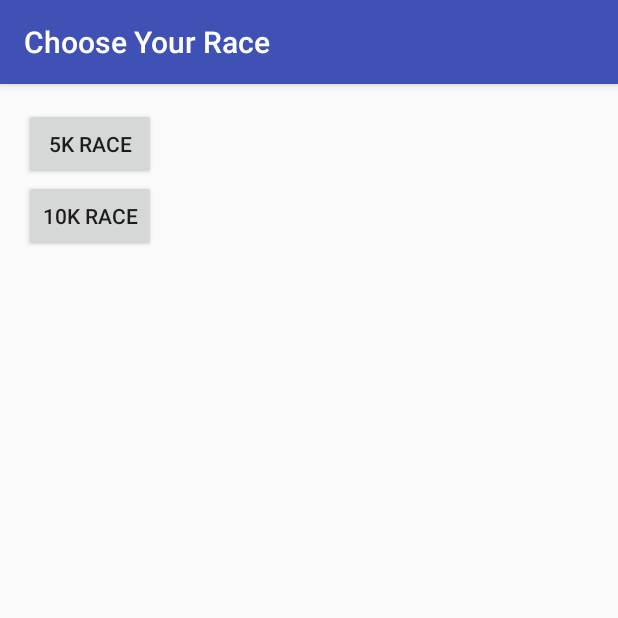
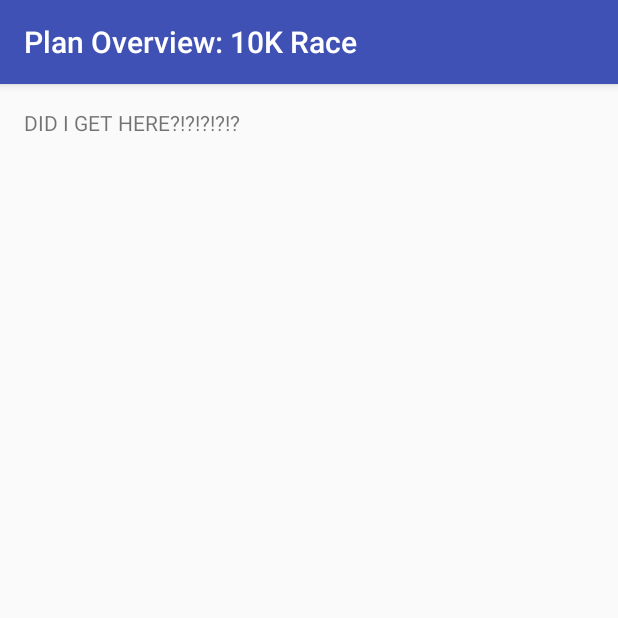
Before and after one commit to heenana/RunningApp, an Android app: the screen it shows after launch (MainActivity before the commit, PlanOverview after it), after a tap on "10K RACE", on a phone screen of 412 x 824 dp, the top half of it. Run offline under Robolectric (Android 15) with nearby library versions, the phone set to English and light mode, and no system bars.

Commit message:
Made it so pressing buttons takes you to a new activity where the plan overview knows what race you chose

```diff
--- a/app/src/main/java/heenan/runningapp/MainActivity.java
+++ b/app/src/main/java/heenan/runningapp/MainActivity.java
@@ -1,6 +1,7 @@
 package heenan.runningapp;
 
 import android.content.Context;
+import android.content.Intent;
 import android.support.v7.app.AppCompatActivity;
 import android.os.Bundle;
 import android.view.View;
@@ -18,10 +19,10 @@ public class MainActivity extends AppCompatActivity {
         setContentView(R.layout.activity_main);
         setTitle(R.string.choose_race);
 
-        race_options_buttons = new Button[2];
+        race_options_buttons = new Button[5];
 
 
-        final int[] BUTTON_IDS = {R.id.chose_5k, R.id.chose_10k};
+        final int[] BUTTON_IDS = {R.id.chose_5k, R.id.chose_10k, R.id.chose_15k, R.id.chose_halfmarathon, R.id.chose_marathon};
 
         for (int i = 0; i < BUTTON_IDS.length; i++) {
             race_options_buttons[i] = (Button) findViewById(BUTTON_IDS[i]);
@@ -42,21 +43,47 @@ public class MainActivity extends AppCompatActivity {
             int duration = Toast.LENGTH_SHORT;
             Toast toast = Toast.makeText(context, text, duration);
 
+            Bundle b = new Bundle();
+            Intent i = new Intent(MainActivity.this, PlanOverview.class);
+
+
             switch (view.getId()) {
                 case R.id.chose_5k:
 
-                    text = "5k chosen!!";
-                    toast = Toast.makeText(context, text, duration);
-                    toast.show();
+
+                    b.putString("race_type",getString(R.string.race_5k));
+                    i.putExtras(b);
+                    startActivity(i);
+
                     break;
                 case R.id.chose_10k:
                     // do stuff
 
+                    b.putString("race_type",getString(R.string.race_10k));
+                    i.putExtras(b);
+                    startActivity(i);
+                    break;
+                case R.id.chose_15k:
 
-                    text = "10k chosen!!";
-                    toast = Toast.makeText(context, text, duration);
-                    toast.show();
+                    b.putString("race_type",getString(R.string.race_15k));
+                    i.putExtras(b);
+                    startActivity(i);
                     break;
+                case R.id.chose_halfmarathon:
+                    // do stuff
+                    b.putString("race_type",getString(R.string.race_halfmarathon));
+                    i.putExtras(b);
+                    startActivity(i);
+                    break;
+
+                case R.id.chose_marathon:
+                    // do stuff
+                    b.putString("race_type",getString(R.string.race_marathon));
+                    i.putExtras(b);
+                    startActivity(i);
+                    break;
+
+
 
             }
         }
--- /dev/null
+++ b/app/src/main/java/heenan/runningapp/PlanOverview.java
@@ -0,0 +1,25 @@
+package heenan.runningapp;
+
+import android.os.Bundle;
+import android.support.v7.app.AppCompatActivity;
+
+
+/**
+ * Created by gotal on 3/21/2017.
+ */
+
+public class PlanOverview extends AppCompatActivity {
+
+    @Override
+    protected void onCreate(Bundle savedInstanceState) {
+        super.onCreate(savedInstanceState);
+        setContentView(R.layout.activity_plan_overview);
+
+        Bundle b = getIntent().getExtras();
+        String race_type = b.getString("race_type");
+
+
+        setTitle(getString(R.string.plan_overview_title)+": "+ race_type);
+
+    }
+}
--- /dev/null
+++ b/app/src/main/res/layout/activity_plan_overview.xml
@@ -0,0 +1,26 @@
+<?xml version="1.0" encoding="utf-8"?>
+
+<RelativeLayout xmlns:android="http://schemas.android.com/apk/res/android"
+    xmlns:tools="http://schemas.android.com/tools"
+    android:id="@+id/activity_plan_overview"
+    android:layout_width="match_parent"
+    android:layout_height="match_parent"
+    android:paddingBottom="@dimen/activity_vertical_margin"
+    android:paddingLeft="@dimen/activity_horizontal_margin"
+    android:paddingRight="@dimen/activity_horizontal_margin"
+    android:paddingTop="@dimen/activity_vertical_margin"
+    tools:context="heenan.runningapp.PlanOverview">
+
+<LinearLayout
+
+    android:orientation="vertical" android:layout_width="match_parent"
+    android:layout_height="match_parent">
+
+    <TextView
+        android:layout_width="match_parent"
+        android:layout_height="match_parent"
+        android:text="DID I GET HERE?!?!?!?!?"/>
+
+</LinearLayout>
+
+</RelativeLayout>
--- a/app/src/main/res/values/strings.xml
+++ b/app/src/main/res/values/strings.xml
@@ -3,4 +3,10 @@
     <string name="choose_race">Choose Your Race</string>
     <string name="race_5k">5K Race</string>
     <string name="race_10k">10K Race</string>
+    <string name="race_15k">15K Race</string>
+    <string name="race_halfmarathon">Half-Marathon</string>
+    <string name="race_marathon">Marathon</string>
+
+    <string name="plan_overview_title">Plan Overview</string>
+
 </resources>
```
Also changed, not shown: app/src/main/AndroidManifest.xml (+11 -0 lines), app/src/main/res/layout/activity_main.xml (+20 -2 lines).
